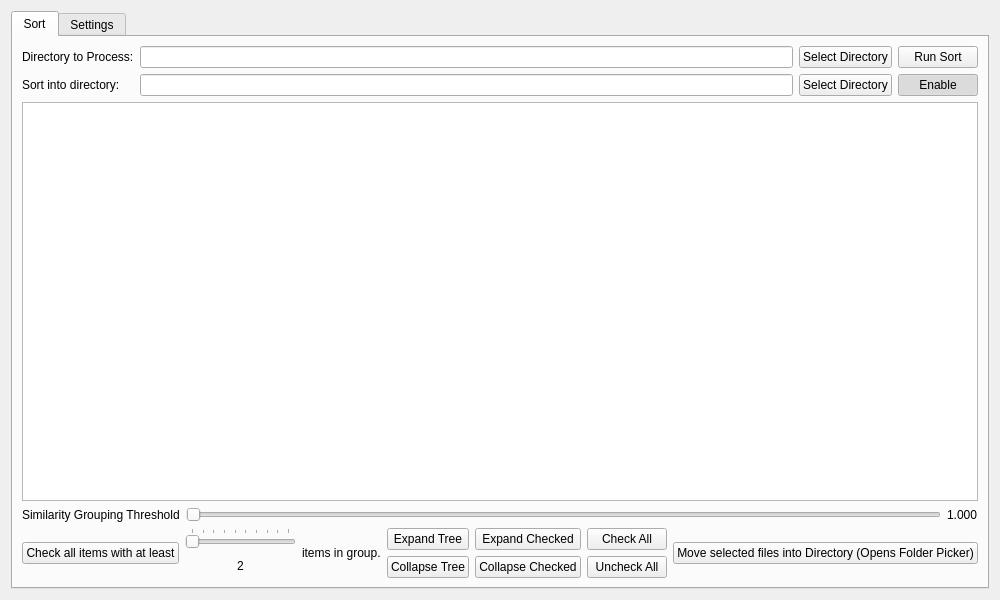
This is PyFOrg-v2/main_widget.ui in fake-name/AutoOrg as Qt 5 draws it before an edit. The edited form follows.
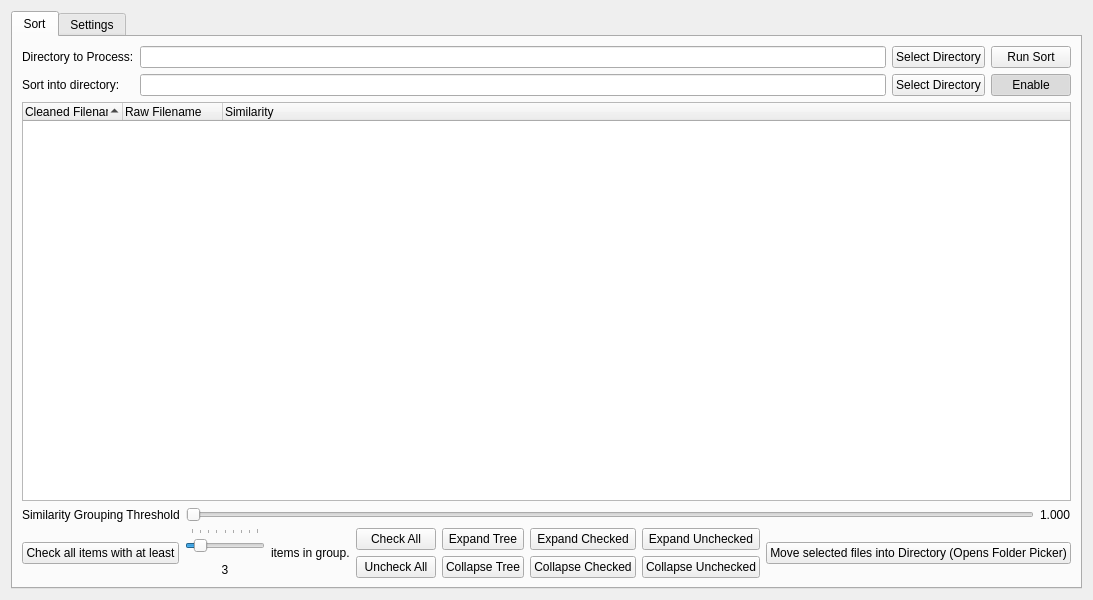
This is the edited form.

```diff
--- a/PyFOrg-v2/main_widget.ui
+++ b/PyFOrg-v2/main_widget.ui
@@ -90,7 +90,35 @@
         </layout>
        </item>
        <item>
-        <widget class="QTreeView" name="treeView"/>
+        <widget class="QTreeWidget" name="file_tree">
+         <property name="alternatingRowColors">
+          <bool>true</bool>
+         </property>
+         <property name="sortingEnabled">
+          <bool>true</bool>
+         </property>
+         <property name="columnCount">
+          <number>3</number>
+         </property>
+         <attribute name="headerMinimumSectionSize">
+          <number>100</number>
+         </attribute>
+         <column>
+          <property name="text">
+           <string>Cleaned Filename</string>
+          </property>
+         </column>
+         <column>
+          <property name="text">
+           <string>Raw Filename</string>
+          </property>
+         </column>
+         <column>
+          <property name="text">
+           <string>Similarity</string>
+          </property>
+         </column>
+        </widget>
        </item>
        <item>
         <layout class="QHBoxLayout" name="horizontalLayout_6">
@@ -133,12 +161,21 @@
           <layout class="QVBoxLayout" name="check_all_slder_sizer">
            <item>
             <widget class="QSlider" name="slider_num_file_for_checking">
+             <property name="minimumSize">
+              <size>
+               <width>80</width>
+               <height>27</height>
+              </size>
+             </property>
              <property name="minimum">
-              <number>1</number>
+              <number>2</number>
              </property>
              <property name="maximum">
               <number>10</number>
              </property>
+             <property name="value">
+              <number>3</number>
+             </property>
              <property name="orientation">
               <enum>Qt::Horizontal</enum>
              </property>
@@ -153,7 +190,7 @@
            <item>
             <widget class="QLabel" name="slider_num_file_for_checking_label">
              <property name="text">
-              <string>2</string>
+              <string>3</string>
              </property>
              <property name="alignment">
               <set>Qt::AlignCenter</set>
@@ -171,42 +208,56 @@
          </item>
          <item>
           <layout class="QGridLayout" name="expand_contract_buttons_sizer">
-           <item row="0" column="0">
-            <widget class="QPushButton" name="expand_tree">
-             <property name="text">
-              <string>Expand Tree</string>
-             </property>
-            </widget>
-           </item>
-           <item row="0" column="1">
+           <item row="0" column="2">
             <widget class="QPushButton" name="expand_checked_tree_items">
              <property name="text">
               <string>Expand Checked</string>
              </property>
             </widget>
            </item>
-           <item row="1" column="1">
+           <item row="1" column="2">
             <widget class="QPushButton" name="collapse_checked_tree_items">
              <property name="text">
               <string>Collapse Checked</string>
              </property>
             </widget>
            </item>
-           <item row="1" column="0">
+           <item row="0" column="1">
+            <widget class="QPushButton" name="expand_tree">
+             <property name="text">
+              <string>Expand Tree</string>
+             </property>
+            </widget>
+           </item>
+           <item row="1" column="1">
             <widget class="QPushButton" name="collapse_tree">
              <property name="text">
               <string>Collapse Tree</string>
              </property>
             </widget>
            </item>
-           <item row="0" column="2">
+           <item row="0" column="3">
+            <widget class="QPushButton" name="expand_unchecked_tree_items">
+             <property name="text">
+              <string>Expand Unchecked</string>
+             </property>
+            </widget>
+           </item>
+           <item row="1" column="3">
+            <widget class="QPushButton" name="collapse_unchecked_tree_items">
+             <property name="text">
+              <string>Collapse Unchecked</string>
+             </property>
+            </widget>
+           </item>
+           <item row="0" column="0">
             <widget class="QPushButton" name="check_all_tree_items">
              <property name="text">
               <string>Check All</string>
              </property>
             </widget>
            </item>
-           <item row="1" column="2">
+           <item row="1" column="0">
             <widget class="QPushButton" name="uncheck_all_tree_items">
              <property name="text">
               <string>Uncheck All</string>
```
